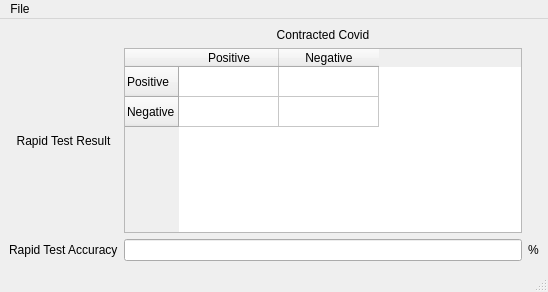
Above: src/mainwindow.ui from andraantariksa/foc213-bankstat before the change. Below: the same form after it.
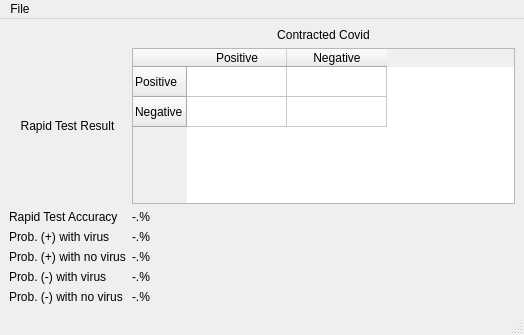
That is the form after the change.

Commit message: major changes in calcaulation.cpp, added calcaulations.h header file, added label widgets to accuracy and some other probabilities

What changed in the file:
```diff
--- a/src/mainwindow.ui
+++ b/src/mainwindow.ui
@@ -6,8 +6,8 @@
    <rect>
     <x>0</x>
     <y>0</y>
-    <width>548</width>
-    <height>292</height>
+    <width>524</width>
+    <height>335</height>
    </rect>
   </property>
   <property name="windowTitle">
@@ -15,24 +15,48 @@
   </property>
   <widget class="QWidget" name="centralwidget">
    <layout class="QGridLayout" name="gridLayout">
-    <item row="2" column="3">
-     <widget class="QLabel" name="label_4">
+    <item row="5" column="1">
+     <widget class="QLabel" name="label_posNoVir">
       <property name="text">
-       <string>%</string>
+       <string>-.%</string>
       </property>
      </widget>
     </item>
-    <item row="2" column="2">
-     <widget class="QLineEdit" name="Line_Acc">
-      <property name="enabled">
-       <bool>true</bool>
+    <item row="6" column="0">
+     <widget class="QLabel" name="label_7">
+      <property name="text">
+       <string>Prob. (-) with virus</string>
       </property>
-      <property name="readOnly">
-       <bool>true</bool>
+     </widget>
+    </item>
+    <item row="1" column="0">
+     <widget class="QLabel" name="label_2">
+      <property name="text">
+       <string>Rapid Test Result</string>
       </property>
+      <property name="alignment">
+       <set>Qt::AlignCenter</set>
+      </property>
      </widget>
     </item>
-    <item row="1" column="2">
+    <item row="0" column="1">
+     <widget class="QLabel" name="label">
+      <property name="text">
+       <string>Contracted Covid</string>
+      </property>
+      <property name="alignment">
+       <set>Qt::AlignCenter</set>
+      </property>
+     </widget>
+    </item>
+    <item row="5" column="0">
+     <widget class="QLabel" name="label_6">
+      <property name="text">
+       <string>Prob. (+) with no virus</string>
+      </property>
+     </widget>
+    </item>
+    <item row="1" column="1">
      <widget class="QTableWidget" name="tableWidget">
       <row>
        <property name="text">
@@ -76,13 +100,38 @@
       </item>
      </widget>
     </item>
-    <item row="1" column="0">
-     <widget class="QLabel" name="label_2">
+    <item row="3" column="1">
+     <widget class="QLabel" name="label_posVir">
       <property name="text">
-       <string>Rapid Test Result</string>
+       <string>-.%</string>
       </property>
-      <property name="alignment">
-       <set>Qt::AlignCenter</set>
+     </widget>
+    </item>
+    <item row="3" column="0">
+     <widget class="QLabel" name="label_5">
+      <property name="text">
+       <string>Prob. (+) with virus</string>
+      </property>
+     </widget>
+    </item>
+    <item row="7" column="1">
+     <widget class="QLabel" name="label_negNoVir">
+      <property name="text">
+       <string>-.%</string>
+      </property>
+     </widget>
+    </item>
+    <item row="7" column="0">
+     <widget class="QLabel" name="label_8">
+      <property name="text">
+       <string>Prob. (-) with no virus</string>
+      </property>
+     </widget>
+    </item>
+    <item row="6" column="1">
+     <widget class="QLabel" name="label_negVir">
+      <property name="text">
+       <string>-.%</string>
       </property>
      </widget>
     </item>
@@ -93,13 +142,10 @@
       </property>
      </widget>
     </item>
-    <item row="0" column="2">
-     <widget class="QLabel" name="label">
+    <item row="2" column="1">
+     <widget class="QLabel" name="label_acc">
       <property name="text">
-       <string>Contracted Covid</string>
-      </property>
-      <property name="alignment">
-       <set>Qt::AlignCenter</set>
+       <string>-.%</string>
       </property>
      </widget>
     </item>
@@ -110,7 +156,7 @@
     <rect>
      <x>0</x>
      <y>0</y>
-     <width>548</width>
+     <width>524</width>
      <height>21</height>
     </rect>
    </property>
```
The commit also changes 5 other files.
